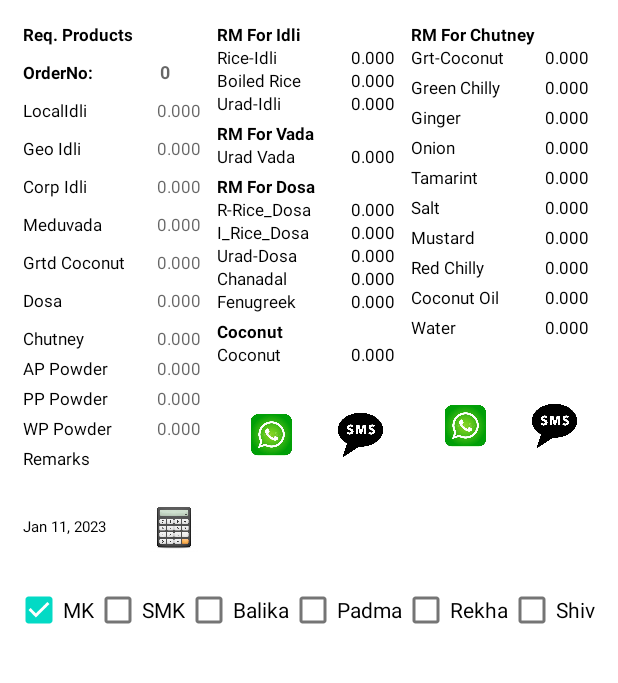
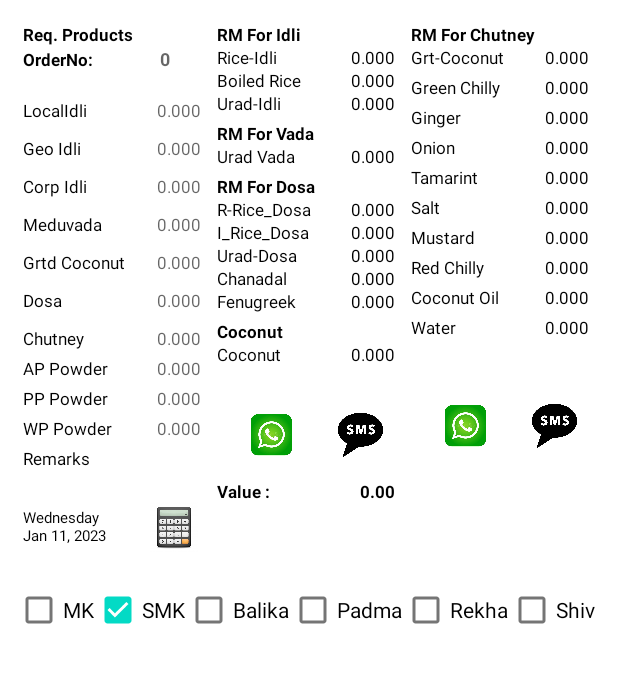
Before and after one commit to manojnambyar/Production, an Android app: the screen it shows after launch (MainActivity), on a phone screen of 412 x 824 dp, the part 145-828 px from its top. Run offline under Robolectric (Android 15) with nearby library versions, the phone set to English and light mode, and no system bars.

Commit message:
Date including day name AProx order value display

```diff
--- a/app/src/main/AndroidManifest.xml
+++ b/app/src/main/AndroidManifest.xml
@@ -20,6 +20,7 @@
     </application>
     <queries>
         <package android:name="com.whatsapp" />
+        <package android:name="com.whatsapp.w4b" />
     </queries>
 
 </manifest>
--- a/app/src/main/java/in/geofoods/production/MainActivity.java
+++ b/app/src/main/java/in/geofoods/production/MainActivity.java
@@ -32,10 +32,12 @@ public class MainActivity extends AppCompatActivity implements View.OnClickListe
 
     private static final String TAG = "com.geofoods.production.MainActivity";
     //ui
-    TextView tvDate;
+    TextView tvDate,tvValue;
 
     //vars
     Integer Ord;
+    Double LI_rate, GI_rate, CI_rate, MV_rate, GC_rate, GD_rate, CC_rate , AP_rate,PP_rate,WP_rate,GrossVal;
+
     Double LI, GI, CI, MV, GC, GD, CC , AP,PP,WP; // finished products variables
     Double iR, iBR, iU, vU, dRR, dIR, dU, dC, dF, C; // raw materials variables
     Double gc, greenChilly, ginger, onion, tamarint, salt, mustard, redChilly, coconutOil, water, totChutney, extra; // chutney raw materials variables
@@ -48,13 +50,26 @@ public class MainActivity extends AppCompatActivity implements View.OnClickListe
         super.onCreate(savedInstanceState);
         setContentView(R.layout.activity_main);
         Log.i(TAG, "onCreate: reached");
+
         tvDate = findViewById(R.id.dateText);
+        tvValue = findViewById(R.id.tvValue);
 
+        LI_rate = 30.0;
+        GI_rate = 37.0;
+        CI_rate = 43.25;
+        MV_rate=115.50;
+        GC_rate=276.25;
+        GD_rate=38.0;
+        CC_rate=50.0;
+        AP_rate=70.0;
+        PP_rate=80.0;
+        WP_rate=54.0;
         setdate();
     }
 
     //getting order data into variables from the text field
     private void getOrderData() {
+        GrossVal = 0.00;
         smsOrdr = "\n*Ordr-";
         Log.d(TAG, "getOrderData: reached");
         LinearLayout orderGroup = findViewById(R.id.orderGroup);
@@ -82,6 +97,7 @@ public class MainActivity extends AppCompatActivity implements View.OnClickListe
                                 } else {
                                     LI = Double.parseDouble(((EditText) v2).getText().toString());
                                     smsOrdr += "\nLI-" + LI;
+                                    GrossVal = GrossVal + (LI * LI_rate);
                                 }
                                 break;
                             case "GI":
@@ -90,6 +106,7 @@ public class MainActivity extends AppCompatActivity implements View.OnClickListe
                                 } else {
                                     GI = Double.parseDouble(((EditText) v2).getText().toString());
                                     smsOrdr+="\nGI-"+GI;
+                                    GrossVal = GrossVal + (GI * GI_rate);
                                 }
                                 break;
                             case "CI":
@@ -98,6 +115,7 @@ public class MainActivity extends AppCompatActivity implements View.OnClickListe
                                 } else {
                                     CI = Double.parseDouble(((EditText) v2).getText().toString());
                                     smsOrdr+="\nCI-"+CI;
+                                    GrossVal = GrossVal + (CI * CI_rate);
                                 }
                                 break;
                             case "MV":
@@ -106,6 +124,7 @@ public class MainActivity extends AppCompatActivity implements View.OnClickListe
                                 } else {
                                     MV = Double.parseDouble(((EditText) v2).getText().toString());
                                     smsOrdr+="\nMV-"+MV;
+                                    GrossVal = GrossVal + (MV * MV_rate);
                                 }
                                 break;
                             case "GC":
@@ -114,6 +133,7 @@ public class MainActivity extends AppCompatActivity implements View.OnClickListe
                                 } else {
                                     GC = Double.parseDouble(((EditText) v2).getText().toString());
                                     smsOrdr+="\nGC-"+GC;
+                                    GrossVal = GrossVal + (GC * GC_rate);
                                 }
                                 break;
                             case "GD":
@@ -122,6 +142,7 @@ public class MainActivity extends AppCompatActivity implements View.OnClickListe
                                 } else {
                                     GD = Double.parseDouble(((EditText) v2).getText().toString());
                                     smsOrdr+="\nGD-"+GD;
+                                    GrossVal = GrossVal + (GD * GD_rate);
                                 }
                                 break;
                             case "CC":
@@ -130,6 +151,7 @@ public class MainActivity extends AppCompatActivity implements View.OnClickListe
                                 } else {
                                     CC = Double.parseDouble(((EditText) v2).getText().toString());
                                     smsOrdr+="\nCC-"+CC;
+                                    GrossVal = GrossVal + (CC * CC_rate);
                                 }
                                 break;
                             case "AP":
@@ -138,6 +160,7 @@ public class MainActivity extends AppCompatActivity implements View.OnClickListe
                                 } else {
                                     AP = Double.parseDouble(((EditText) v2).getText().toString());
                                     smsOrdr+="\nAP-"+AP;
+                                    GrossVal = GrossVal + (AP * AP_rate);
                                 }
                                 break;
                             case "PP":
@@ -146,6 +169,7 @@ public class MainActivity extends AppCompatActivity implements View.OnClickListe
                                 } else {
                                     PP = Double.parseDouble(((EditText) v2).getText().toString());
                                     smsOrdr+="\nPP-"+PP;
+                                    GrossVal = GrossVal + (PP * PP_rate);
                                 }
                                 break;
                             case "WP":
@@ -154,6 +178,7 @@ public class MainActivity extends AppCompatActivity implements View.OnClickListe
                                 } else {
                                     WP = Double.parseDouble(((EditText) v2).getText().toString());
                                     smsOrdr+="\nWP-"+WP;
+                                    GrossVal = GrossVal + (WP * WP_rate);
                                 }
                                 break;
 
@@ -178,6 +203,7 @@ public class MainActivity extends AppCompatActivity implements View.OnClickListe
 
         }
 //        Log.d(TAG, "getOrderData 1: "+ (LI+GI+CI+MV+GC+GD+CC+AP+PP+WP));
+        tvValue.setText(GrossVal + "");
         calculateRM();
 
     }
@@ -186,7 +212,7 @@ public class MainActivity extends AppCompatActivity implements View.OnClickListe
     //setting initial date and selected date from date picker
     private void setdate() {
 
-        tvDate.setText(new SimpleDateFormat("MMM dd, yyyy", Locale.getDefault()).format(new Date()));
+        tvDate.setText(new SimpleDateFormat("EEEE   MMM dd, yyyy", Locale.getDefault()).format(new Date()));
         dateText = tvDate.getText().toString();
         MaterialDatePicker.Builder builder = MaterialDatePicker.Builder.datePicker();
         builder.setTitleText("Order Date");
@@ -288,7 +314,10 @@ public class MainActivity extends AppCompatActivity implements View.OnClickListe
 
     private void sendWA(String message) {
         getAdressee();
-        if (isWhatsappInstalled("com.whatsapp")) {
+        boolean i_wap = isWhatsappInstalled("com.whatsapp");
+        boolean i_wab = isWhatsappInstalled("com.whatsapp.w4b");
+
+        if (isWhatsappInstalled("com.whatsapp") || isWhatsappInstalled("com.whatsapp.w4b")) {
 
             if (addressee == null || addressee.isEmpty() || addressee.size() == 0) {
                 Toast.makeText(this, "No receiver selected,No message send", Toast.LENGTH_SHORT).show();
@@ -296,7 +325,21 @@ public class MainActivity extends AppCompatActivity implements View.OnClickListe
 
                 for (int i = 0; i < addressee.size(); i++) {
                     Intent intent = new Intent(Intent.ACTION_VIEW, Uri.parse("https://api.whatsapp.com/send?phone=91" + addressee.get(i) + "&text=" + message));
-                    startActivity(intent);
+                    //new code added....
+                        if (i_wab) {
+                            //Toast.makeText(this, "Whatsapp business present " + i_wab, Toast.LENGTH_SHORT).show();
+                            Log.d(TAG, "onClick: wa business present" );
+                            intent.setPackage("com.whatsapp.w4b");
+                        }else if(i_wap){
+                            //Toast.makeText(this, "Whatsapp personal present " + i_wap, Toast.LENGTH_SHORT).show();
+                            Log.d(TAG, "onClick: wa personal present" );
+                            intent.setPackage("com.whatsapp");
+                        }
+                        PackageManager packageManager = this.getPackageManager();
+                        if (intent.resolveActivity(packageManager) != null) {
+                            startActivity(intent);
+                        }
+
                 }
                 Toast.makeText(this, "Whatsapp message send ", Toast.LENGTH_SHORT).show();
             }
@@ -490,6 +533,7 @@ public class MainActivity extends AppCompatActivity implements View.OnClickListe
                                     smsRM += "\n" + v2.getTag().toString() + "-" + formatter.format(C);
                                 }
                                 break;
+
                         }
 
 
@@ -655,8 +699,8 @@ public class MainActivity extends AppCompatActivity implements View.OnClickListe
 
 
         //*************************** calculate ingredients for dosa *****************
-        dRR = GD / 3.48488 * 1.0 *5/3.5;
-        dIR = GD / 3.48488 * 0.0;
+        dRR = (GD+1) / 3.48488 * 1.0 *5/3.5;
+        dIR = (GD+1) / 3.48488 * 0.0;
         dU = (dRR + dIR) / dosaMix;
         dC = dU / 2;
         dF = (dRR + dIR + dU + dC) * 0.008;
@@ -681,7 +725,9 @@ public class MainActivity extends AppCompatActivity implements View.OnClickListe
         water = ((CC * 300 + extra) * 270.000 / 450) / 1000;
         totChutney = gc + greenChilly + ginger + onion + tamarint + salt + mustard + redChilly + coconutOil + water;
 
+       // tvValue.setText(GrossVal + "");
         setRMToTextView();
+
 
     }
 }
--- a/app/src/main/res/layout/activity_main.xml
+++ b/app/src/main/res/layout/activity_main.xml
@@ -95,7 +95,7 @@
                     android:layout_height="25dp"
                     android:layout_weight="40"
                     android:background="@null"
-                    android:gravity="bottom|end"
+                    android:gravity="center_horizontal"
                     android:hint="0"
                     android:inputType="number"
                     android:tag="Ord"
@@ -876,7 +876,6 @@
 
             </LinearLayout>
 
-
             <LinearLayout
                 android:layout_width="match_parent"
                 android:layout_height="wrap_content"
@@ -918,6 +917,38 @@
 
             </LinearLayout>
 
+            <LinearLayout
+                android:paddingTop="10dp"
+                android:layout_width="match_parent"
+                android:layout_height="wrap_content"
+                android:orientation="horizontal"
+                android:weightSum="100">
+
+                <TextView
+                    android:layout_width="0dp"
+                    android:layout_height="wrap_content"
+                    android:layout_weight="60"
+                    android:lines="1"
+                    android:text="Value : "
+                    android:textColor="@color/black"
+                    android:textSize="11sp"
+                    android:textStyle="bold"/>
+
+                <TextView
+                    android:id="@+id/tvValue"
+                    android:layout_width="0dp"
+                    android:layout_height="wrap_content"
+                    android:layout_weight="40"
+                    android:lines="1"
+                    android:tag="Val"
+                    android:text="0.00"
+                    android:textAlignment="textEnd"
+                    android:textColor="@color/black"
+                    android:textSize="11sp"
+                    android:textStyle="bold"/>
+
+
+            </LinearLayout>
 
         </LinearLayout>
 
@@ -1309,7 +1340,7 @@
         <CheckBox
             android:layout_width="wrap_content"
             android:layout_height="20dp"
-            android:checked="true"
+            android:checked="false"
             android:tag="MK"
             android:weightSum="15"
             android:text="MK" />
@@ -1317,6 +1348,7 @@
             android:layout_width="wrap_content"
             android:layout_height="20dp"
             android:tag="SMK"
+            android:checked="true"
             android:weightSum="15"
             android:text="SMK" />
 
```
